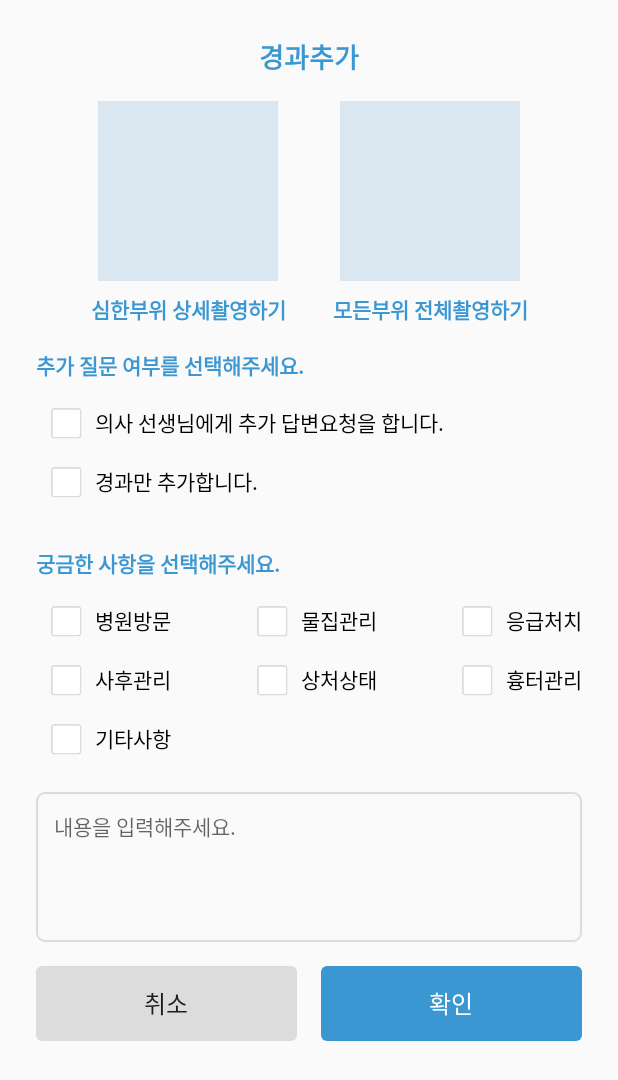
After one commit to min92822/WPiasApp1, an Android app: the layout in_my_question_detail_add_record.xml on its own in the app's theme, with its tools: preview values and no code run, on a phone screen of 412 x 824 dp. The commit adds this screen. Shown: the top 1080 px of the screen. Run offline under Robolectric (Android 15) with nearby library versions, the light colour scheme and no system bars.

Commit message:
위피아스♪

```diff
--- a/app/src/main/AndroidManifest.xml
+++ b/app/src/main/AndroidManifest.xml
@@ -12,7 +12,8 @@
         android:roundIcon="@mipmap/ic_launcher_round"
         android:supportsRtl="true"
         android:theme="@style/AppTheme">
-        <activity android:name=".MyQuestionDetailActivity"></activity>
+        <activity android:name=".MyCaseActivity"></activity>
+        <activity android:name=".MyQuestionDetailActivity" />
         <activity android:name=".MyQuestionActivity" />
         <activity android:name=".SettingActivity" />
         <activity android:name=".BurnInfoActivity" />
--- /dev/null
+++ b/app/src/main/res/drawable/btn_circle.xml
@@ -0,0 +1,6 @@
+<?xml version="1.0" encoding="utf-8"?>
+<shape android:shape="oval" xmlns:android="http://schemas.android.com/apk/res/android">
+
+    <solid android:color="@color/light_blue_grey"/>
+
+</shape>
--- /dev/null
+++ b/app/src/main/res/layout/in_my_question_detail_add_record.xml
@@ -0,0 +1,259 @@
+<?xml version="1.0" encoding="utf-8"?>
+<androidx.constraintlayout.widget.ConstraintLayout xmlns:android="http://schemas.android.com/apk/res/android"
+    xmlns:app="http://schemas.android.com/apk/res-auto"
+    xmlns:tools="http://schemas.android.com/tools"
+    android:layout_width="match_parent"
+    android:layout_height="wrap_content">
+
+    <TextView
+        android:id="@+id/textView31"
+        android:layout_width="wrap_content"
+        android:layout_height="wrap_content"
+        android:layout_marginTop="24dp"
+        android:text="경과추가"
+        android:textColor="@color/windows_blue"
+        android:textSize="18dp"
+        android:textStyle="bold"
+        app:layout_constraintEnd_toEndOf="parent"
+        app:layout_constraintStart_toStartOf="parent"
+        app:layout_constraintTop_toTopOf="parent" />
+
+    <androidx.constraintlayout.widget.ConstraintLayout
+        android:id="@+id/constraintLayout16"
+        android:layout_width="0dp"
+        android:layout_height="wrap_content"
+        android:layout_marginStart="24dp"
+        android:layout_marginTop="16dp"
+        android:layout_marginEnd="24dp"
+        app:layout_constraintEnd_toEndOf="parent"
+        app:layout_constraintStart_toStartOf="parent"
+        app:layout_constraintTop_toBottomOf="@+id/textView31">
+
+        <ImageView
+            android:id="@+id/imageView20"
+            android:layout_width="120dp"
+            android:layout_height="120dp"
+            android:background="@color/light_blue_grey"
+            app:layout_constraintEnd_toStartOf="@+id/imageView19"
+            app:layout_constraintStart_toStartOf="parent"
+            app:layout_constraintTop_toTopOf="parent" />
+
+        <TextView
+            android:layout_width="wrap_content"
+            android:layout_height="wrap_content"
+            android:layout_marginTop="8dp"
+            android:text="심한부위 상세촬영하기"
+            android:textColor="@color/windows_blue"
+            android:textSize="14dp"
+            android:textStyle="bold"
+            app:layout_constraintEnd_toEndOf="@+id/imageView20"
+            app:layout_constraintStart_toStartOf="@+id/imageView20"
+            app:layout_constraintTop_toBottomOf="@+id/imageView20" />
+
+        <ImageView
+            android:id="@+id/imageView19"
+            android:layout_width="120dp"
+            android:layout_height="120dp"
+            android:background="@color/light_blue_grey"
+            app:layout_constraintEnd_toEndOf="parent"
+            app:layout_constraintStart_toEndOf="@+id/imageView20"
+            app:layout_constraintTop_toTopOf="parent" />
+
+        <TextView
+            android:layout_width="wrap_content"
+            android:layout_height="wrap_content"
+            android:layout_marginTop="8dp"
+            android:text="모든부위 전체촬영하기"
+            android:textColor="@color/windows_blue"
+            android:textSize="14dp"
+            android:textStyle="bold"
+            app:layout_constraintEnd_toEndOf="@+id/imageView19"
+            app:layout_constraintStart_toStartOf="@+id/imageView19"
+            app:layout_constraintTop_toBottomOf="@+id/imageView19" />
+
+
+    </androidx.constraintlayout.widget.ConstraintLayout>
+
+    <TextView
+        android:id="@+id/textView32"
+        android:layout_width="0dp"
+        android:layout_height="wrap_content"
+        android:layout_marginStart="24dp"
+        android:layout_marginTop="16dp"
+        android:layout_marginEnd="24dp"
+        android:text="추가 질문 여부를 선택해주세요."
+        android:textColor="@color/windows_blue"
+        android:textSize="14dp"
+        android:textStyle="bold"
+        app:layout_constraintEnd_toEndOf="parent"
+        app:layout_constraintStart_toStartOf="parent"
+        app:layout_constraintTop_toBottomOf="@+id/constraintLayout16" />
+
+    <CheckBox
+        android:id="@+id/chk_dr"
+        android:layout_width="wrap_content"
+        android:layout_height="wrap_content"
+        android:layout_marginTop="8dp"
+        android:button="@drawable/chk_blue"
+        android:text="의사 선생님에게 추가 답변요청을 합니다."
+        android:textSize="14dp"
+        app:layout_constraintStart_toStartOf="@+id/textView32"
+        app:layout_constraintTop_toBottomOf="@+id/textView32" />
+
+    <CheckBox
+        android:id="@+id/chk_add"
+        android:layout_width="wrap_content"
+        android:layout_height="wrap_content"
+        android:button="@drawable/chk_blue"
+        android:text="경과만 추가합니다."
+        android:textSize="14dp"
+        app:layout_constraintStart_toStartOf="@+id/textView32"
+        app:layout_constraintTop_toBottomOf="@+id/chk_dr" />
+
+    <TextView
+        android:id="@+id/textView33"
+        android:layout_width="0dp"
+        android:layout_height="wrap_content"
+        android:layout_marginTop="24dp"
+        android:text="궁금한 사항을 선택해주세요."
+        android:textColor="@color/windows_blue"
+        android:textSize="14dp"
+        android:textStyle="bold"
+        app:layout_constraintEnd_toEndOf="@+id/textView32"
+        app:layout_constraintStart_toStartOf="@+id/textView32"
+        app:layout_constraintTop_toBottomOf="@+id/chk_add" />
+
+    <CheckBox
+        android:id="@+id/checkBox"
+        android:layout_width="wrap_content"
+        android:layout_height="wrap_content"
+        android:layout_marginTop="8dp"
+        android:button="@drawable/chk_blue"
+        android:text="병원방문"
+        android:textSize="14dp"
+        app:layout_constraintEnd_toStartOf="@+id/checkBox2"
+        app:layout_constraintHorizontal_bias="0.5"
+        app:layout_constraintHorizontal_chainStyle="spread_inside"
+        app:layout_constraintStart_toStartOf="@+id/textView33"
+        app:layout_constraintTop_toBottomOf="@+id/textView33" />
+
+    <CheckBox
+        android:id="@+id/checkBox2"
+        android:layout_width="wrap_content"
+        android:layout_height="wrap_content"
+        android:button="@drawable/chk_blue"
+        android:text="물집관리"
+        android:textSize="14dp"
+        app:layout_constraintEnd_toStartOf="@+id/checkBox3"
+        app:layout_constraintHorizontal_bias="0.5"
+        app:layout_constraintStart_toEndOf="@+id/checkBox"
+        app:layout_constraintTop_toTopOf="@+id/checkBox" />
+
+    <CheckBox
+        android:id="@+id/checkBox3"
+        android:layout_width="wrap_content"
+        android:layout_height="wrap_content"
+        android:button="@drawable/chk_blue"
+        android:text="응급처치"
+        android:textSize="14dp"
+        app:layout_constraintEnd_toEndOf="@+id/textView33"
+        app:layout_constraintHorizontal_bias="0.5"
+        app:layout_constraintStart_toEndOf="@+id/checkBox2"
+        app:layout_constraintTop_toTopOf="@+id/checkBox2" />
+
+    <CheckBox
+        android:id="@+id/checkBox4"
+        android:layout_width="wrap_content"
+        android:layout_height="wrap_content"
+        android:button="@drawable/chk_blue"
+        android:text="사후관리"
+        android:textSize="14dp"
+        app:layout_constraintEnd_toStartOf="@+id/checkBox5"
+        app:layout_constraintHorizontal_bias="0.5"
+        app:layout_constraintHorizontal_chainStyle="spread_inside"
+        app:layout_constraintStart_toStartOf="@+id/checkBox"
+        app:layout_constraintTop_toBottomOf="@+id/checkBox" />
+
+    <CheckBox
+        android:id="@+id/checkBox5"
+        android:layout_width="wrap_content"
+        android:layout_height="wrap_content"
+        android:button="@drawable/chk_blue"
+        android:text="상처상태"
+        android:textSize="14dp"
+        app:layout_constraintEnd_toStartOf="@+id/checkBox6"
+        app:layout_constraintHorizontal_bias="0.5"
+        app:layout_constraintStart_toEndOf="@+id/checkBox4"
+        app:layout_constraintTop_toTopOf="@+id/checkBox4" />
+
+    <CheckBox
+        android:id="@+id/checkBox6"
+        android:layout_width="wrap_content"
+        android:layout_height="wrap_content"
+        android:button="@drawable/chk_blue"
+        android:text="흉터관리"
+        android:textSize="14dp"
+        app:layout_constraintEnd_toEndOf="@+id/checkBox3"
+        app:layout_constraintHorizontal_bias="0.5"
+        app:layout_constraintStart_toEndOf="@+id/checkBox5"
+        app:layout_constraintTop_toTopOf="@+id/checkBox5" />
+
+    <CheckBox
+        android:id="@+id/checkBox7"
+        android:layout_width="wrap_content"
+        android:layout_height="wrap_content"
+        android:button="@drawable/chk_blue"
+        android:text="기타사항"
+        android:textSize="14dp"
+        app:layout_constraintStart_toStartOf="@+id/checkBox4"
+        app:layout_constraintTop_toBottomOf="@+id/checkBox4" />
+
+    <EditText
+        android:id="@+id/editText3"
+        android:layout_width="0dp"
+        android:layout_height="100dp"
+        android:layout_marginTop="16dp"
+        android:background="@drawable/edit_text_shape2"
+        android:ems="10"
+        android:gravity="top"
+        android:hint="내용을 입력해주세요."
+        android:inputType="text"
+        android:padding="12dp"
+        android:textSize="14dp"
+        app:layout_constraintEnd_toEndOf="@+id/textView32"
+        app:layout_constraintStart_toStartOf="@+id/textView32"
+        app:layout_constraintTop_toBottomOf="@+id/checkBox7" />
+
+    <Button
+        android:id="@+id/button"
+        style="@style/Widget.AppCompat.Button.Borderless"
+        android:layout_width="0dp"
+        android:layout_height="50dp"
+        android:layout_marginTop="16dp"
+        android:layout_marginEnd="8dp"
+        android:layout_marginBottom="24dp"
+        android:background="@drawable/btn_gray"
+        android:text="취소"
+        android:textSize="16dp"
+        app:layout_constraintBottom_toBottomOf="parent"
+        app:layout_constraintEnd_toStartOf="@+id/button2"
+        app:layout_constraintHorizontal_chainStyle="spread_inside"
+        app:layout_constraintStart_toStartOf="@+id/editText3"
+        app:layout_constraintTop_toBottomOf="@+id/editText3" />
+
+    <Button
+        android:id="@+id/button2"
+        style="@style/Widget.AppCompat.Button.Borderless"
+        android:layout_width="0dp"
+        android:layout_height="50dp"
+        android:layout_marginStart="8dp"
+        android:background="@drawable/btn_blue"
+        android:text="확인"
+        android:textColor="@color/white"
+        android:textSize="16dp"
+        app:layout_constraintEnd_toEndOf="@+id/editText3"
+        app:layout_constraintStart_toEndOf="@+id/button"
+        app:layout_constraintTop_toTopOf="@+id/button" />
+
+
+</androidx.constraintlayout.widget.ConstraintLayout>
--- a/app/src/main/res/values/colors.xml
+++ b/app/src/main/res/values/colors.xml
@@ -24,6 +24,7 @@
     <color name="dark_sky_blue_three">#2fb1e5</color>
     <color name="dark_sky_blue_four">#50bfeb</color>
     <color name="dark_sky_blue_five">#27b0e7</color>
+    <color name="light_blue_grey">#DAE7F0</color>
 
     <!--  버튼색  -->
     <color name="windows_blue">#3a97d2</color>
```
Also changed, not shown: app/src/main/java/fineinsight/app/service/wpias/MyCaseActivity.kt (added, +18 -0 lines), app/src/main/java/fineinsight/app/service/wpias/MyQuestionDetailActivity.kt (+67 -7 lines), app/src/main/java/fineinsight/app/service/wpias/adapters/MyQuestionRecordAdapter.kt (added, +76 -0 lines), app/src/main/res/layout/activity_my_case.xml (added, +61 -0 lines), app/src/main/res/layout/activity_my_question_detail.xml (+38 -10 lines), app/src/main/res/layout/recycler_my_question_detail_record.xml (added, +119 -0 lines).
